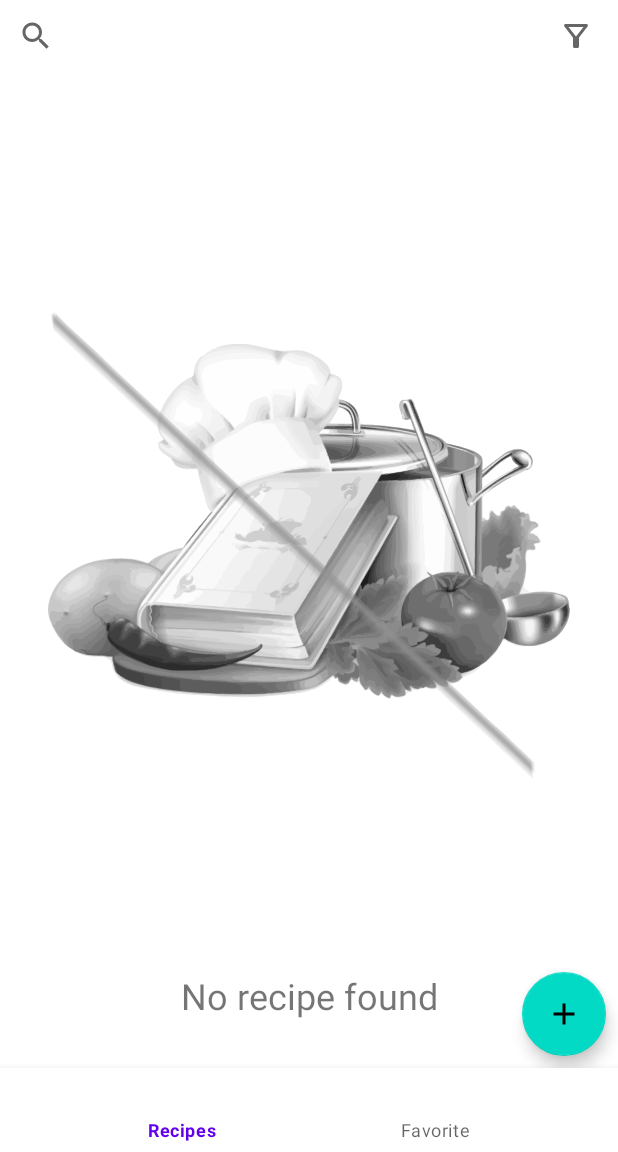
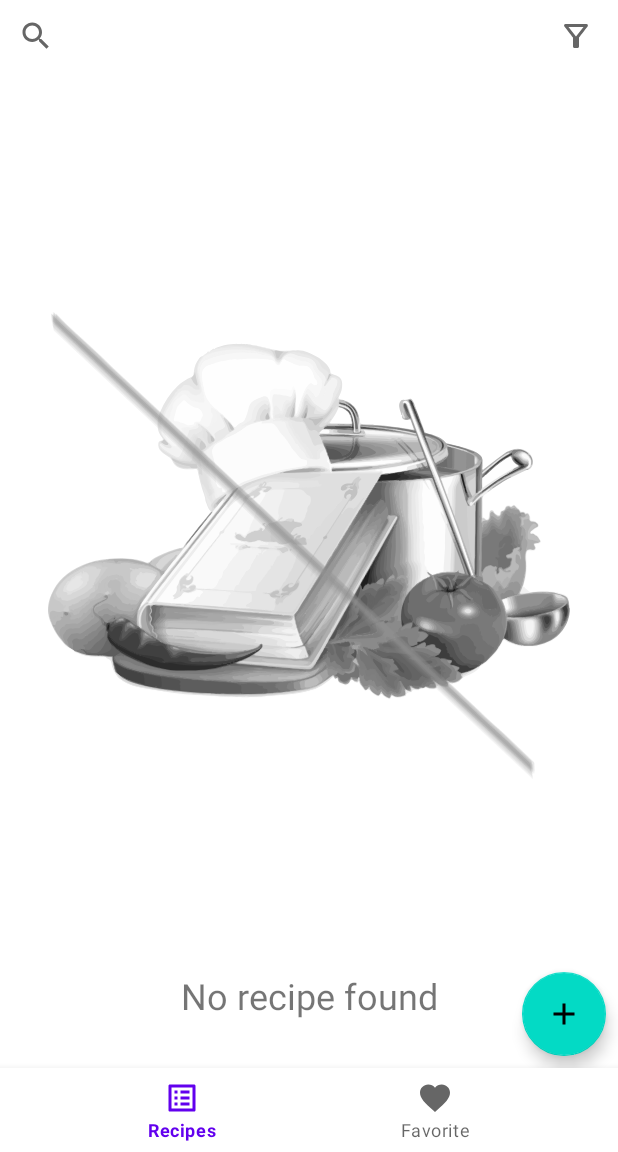
Before and after one commit to lanagl/android_diplom, an Android app: the RecipeContentFragment screen opened through its navigation route, after a tap on "Save", on a phone screen of 412 x 824 dp, the part 84-1236 px from its top. Run offline under Robolectric (Android 15) with nearby library versions, the phone set to English and light mode, and no system bars; our stand-ins replace Room's generated code.

Commit message:
Убрала всплывающие отладочные сообщения Добавила иконки к нижнему меню Убрала лишние зависимости

```diff
--- a/app/build.gradle
+++ b/app/build.gradle
@@ -48,7 +48,6 @@ dependencies {
     def livecycle_version = "2.5.1"
     def navigation_version = "2.5.1"
     def room_version = "2.4.3"
-    def firebase_version = "30.2.0"
 
     implementation 'androidx.core:core-ktx:1.8.0'
     implementation 'androidx.appcompat:appcompat:1.4.2'
@@ -65,8 +64,6 @@ dependencies {
     implementation "androidx.room:room-runtime:$room_version"
     kapt "androidx.room:room-compiler:$room_version"
 
-    implementation platform("com.google.firebase:firebase-bom:$firebase_version")
-    implementation "com.google.firebase:firebase-messaging-ktx"
     testImplementation 'junit:junit:4.13.2'
     androidTestImplementation 'androidx.test.ext:junit:1.1.3'
     androidTestImplementation 'androidx.test.espresso:espresso-core:3.4.0'
--- a/app/src/main/java/ru/netology/nerecipe/ui/RecipeContentFragment.kt
+++ b/app/src/main/java/ru/netology/nerecipe/ui/RecipeContentFragment.kt
@@ -5,7 +5,6 @@ import android.view.LayoutInflater
 import android.view.View.GONE
 import android.view.ViewGroup
 import android.widget.ArrayAdapter
-import android.widget.Toast
 import androidx.fragment.app.Fragment
 import androidx.fragment.app.viewModels
 import androidx.navigation.fragment.findNavController
@@ -17,7 +16,6 @@ import ru.netology.nerecipe.data.StepRepository.Companion.NEW_STEP_ID
 import ru.netology.nerecipe.databinding.FragmentRecipeContentBinding
 import ru.netology.nerecipe.dto.Category
 import ru.netology.nerecipe.dto.Step
-import ru.netology.nerecipe.util.findMax
 import ru.netology.nerecipe.util.findMaxStepId
 import ru.netology.nerecipe.viewModel.RecipeViewModel
 import ru.netology.nerecipe.viewModel.StepsViewModel
@@ -57,7 +55,6 @@ class RecipeContentFragment : Fragment() {
                 val currentCategory = viewModel.categories.find { category -> category.id == currentRecipe?.category }
 
                 val position = adapter?.getPosition(currentCategory)
-                Toast.makeText(context, (position).toString(), Toast.LENGTH_LONG).show()
 
                 if (position != null) {
                     category.setSelection(position)
--- /dev/null
+++ b/app/src/main/res/drawable/ic_baseline_list_alt_24dp.xml
@@ -0,0 +1,11 @@
+<vector xmlns:android="http://schemas.android.com/apk/res/android"
+    android:width="24dp"
+    android:height="24dp"
+    android:viewportWidth="24"
+    android:viewportHeight="24"
+    android:tint="?attr/colorControlNormal"
+    android:autoMirrored="true">
+  <path
+      android:fillColor="@android:color/white"
+      android:pathData="M19,5v14L5,19L5,5h14m1.1,-2L3.9,3c-0.5,0 -0.9,0.4 -0.9,0.9v16.2c0,0.4 0.4,0.9 0.9,0.9h16.2c0.4,0 0.9,-0.5 0.9,-0.9L21,3.9c0,-0.5 -0.5,-0.9 -0.9,-0.9zM11,7h6v2h-6L11,7zM11,11h6v2h-6v-2zM11,15h6v2h-6zM7,7h2v2L7,9zM7,11h2v2L7,13zM7,15h2v2L7,17z"/>
+</vector>
--- a/app/src/main/res/layout/fragment_list.xml
+++ b/app/src/main/res/layout/fragment_list.xml
@@ -63,7 +63,6 @@
         android:layout_width="0dp"
         android:layout_height="wrap_content"
         android:background="?android:attr/windowBackground"
-        app:itemIconSize="0dp"
         app:layout_constraintBottom_toBottomOf="parent"
         app:layout_constraintLeft_toLeftOf="parent"
         app:layout_constraintRight_toRightOf="parent"
--- a/app/src/main/res/menu/bottom_nav_menu.xml
+++ b/app/src/main/res/menu/bottom_nav_menu.xml
@@ -3,10 +3,12 @@
 
     <item
         android:id="@+id/listFragment"
+        android:icon="@drawable/ic_baseline_list_alt_24dp"
         android:title="@string/title_home" />
 
     <item
         android:id="@+id/favoriteFragment"
+        android:icon="@drawable/ic_baseline_favorite_24dp"
         android:title="@string/title_favorite" />
 
 
```
